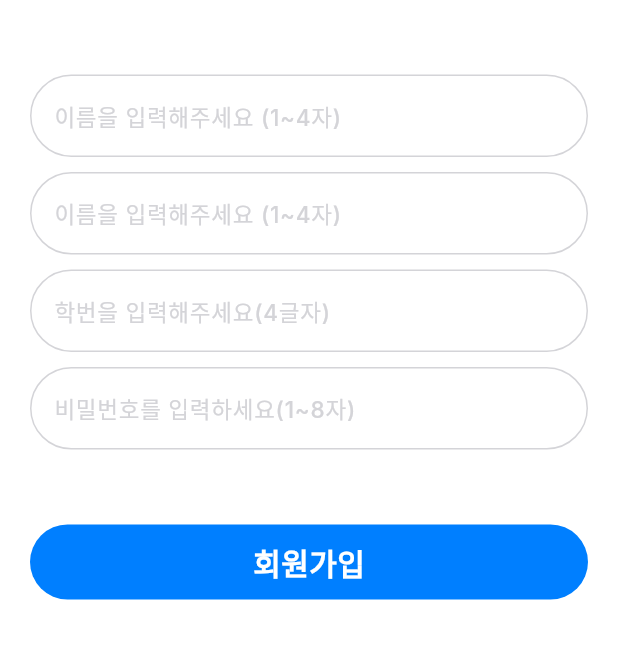
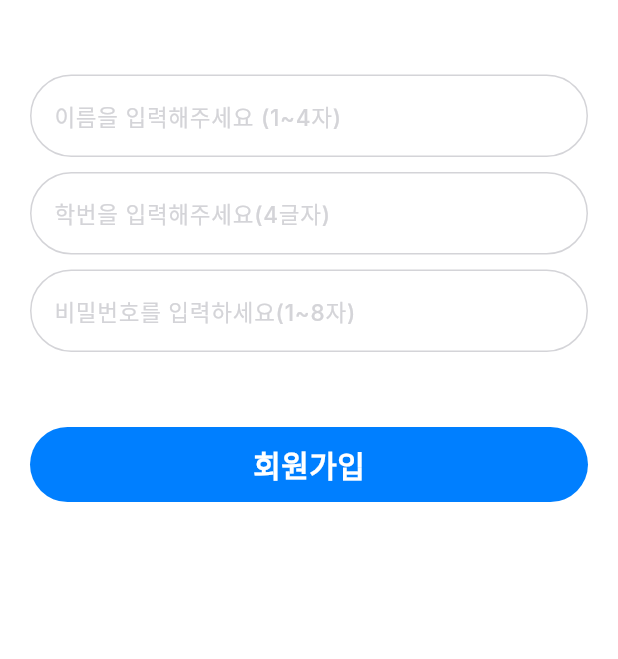
Before and after one commit to nonamed-plyma/Plyma_Flutter, a Flutter app: the JoinScreen screen opened directly, on a phone screen of 412 x 824 dp, the part 398-1057 px from its top. Run offline on Flutter 3.47's test engine with Material 3 defaults, Android fonts, the phone set to English and light mode, and no system bars.

Commit message:
♻️ :: [#9] 회원가입, 로그인 수정

```diff
--- a/lib/view/join.dart
+++ b/lib/view/join_screen.dart
@@ -2,18 +2,6 @@ import 'package:flutter/material.dart';
 import 'package:plyma/common/component/plyma_button.dart';
 import 'package:plyma/common/component/plyma_login.dart';
 import 'package:plyma/common/const/plyma_colors.dart';
-
-class MyApp extends StatelessWidget {
-  const MyApp({super.key});
-
-  @override
-  Widget build(BuildContext context) {
-    return const MaterialApp(
-      debugShowCheckedModeBanner: false,
-      home: JoinScreen(),
-    );
-  }
-}
 
 class JoinScreen extends StatelessWidget {
   const JoinScreen({super.key});
@@ -50,8 +38,6 @@ class JoinScreen extends StatelessWidget {
                       const SizedBox(height: 50),
                       const CustomTextField(hintText: '이름을 입력해주세요 (1~4자)'),
                       const SizedBox(height: 10),
-                      const CustomTextField(hintText: '이름을 입력해주세요 (1~4자)'),
-                      const SizedBox(height: 10),
                       const CustomTextField(hintText: '학번을 입력해주세요(4글자)'),
                       const SizedBox(height: 10),
                       const CustomTextField(hintText: '비밀번호를 입력하세요(1~8자)'),
--- a/lib/view/teacher_login.dart
+++ b/lib/view/login_screen.dart
@@ -3,20 +3,8 @@ import 'package:plyma/common/component/plyma_button.dart';
 import 'package:plyma/common/component/plyma_login.dart';
 import 'package:plyma/common/const/plyma_colors.dart';
 
-class MyApp extends StatelessWidget {
-  const MyApp({super.key});
-
-  @override
-  Widget build(BuildContext context) {
-    return const MaterialApp(
-      debugShowCheckedModeBanner: false,
-      home: TeacherLoginScreen(),
-    );
-  }
-}
-
-class TeacherLoginScreen extends StatelessWidget {
-  const TeacherLoginScreen({
+class LoginScreen extends StatelessWidget {
+  const LoginScreen({
     super.key,
   });
 
@@ -50,7 +38,7 @@ class TeacherLoginScreen extends StatelessWidget {
                       width: 71,
                     ),
                     const SizedBox(height: 50),
-                    const CustomTextField(hintText: '이름을 입력해주세요 (1~4자)'),
+                    const CustomTextField(hintText: '학번을 입력해주세요 (4글자)'),
                     const SizedBox(height: 10),
                     const CustomTextField(hintText: '비밀번호를 입력하세요 (4~18자)'),
                     const SizedBox(height: 40),
--- a/lib/view/teacher_join.dart
+++ b/lib/view/teacher_join_screen.dart
@@ -2,18 +2,6 @@ import 'package:flutter/material.dart';
 import 'package:plyma/common/component/plyma_button.dart';
 import 'package:plyma/common/component/plyma_login.dart';
 import 'package:plyma/common/const/plyma_colors.dart';
-
-class MyApp extends StatelessWidget {
-  const MyApp({super.key});
-
-  @override
-  Widget build(BuildContext context) {
-    return const MaterialApp(
-      debugShowCheckedModeBanner: false,
-      home: TeacherJoinScreen(),
-    );
-  }
-}
 
 class TeacherJoinScreen extends StatelessWidget {
   const TeacherJoinScreen({super.key});
--- a/lib/view/login.dart
+++ b/lib/view/teacher_login_screen.dart
@@ -3,20 +3,8 @@ import 'package:plyma/common/component/plyma_button.dart';
 import 'package:plyma/common/component/plyma_login.dart';
 import 'package:plyma/common/const/plyma_colors.dart';
 
-class MyApp extends StatelessWidget {
-  const MyApp({super.key});
-
-  @override
-  Widget build(BuildContext context) {
-    return const MaterialApp(
-      debugShowCheckedModeBanner: false,
-      home: LoginScreen(),
-    );
-  }
-}
-
-class LoginScreen extends StatelessWidget {
-  const LoginScreen({
+class TeacherLoginScreen extends StatelessWidget {
+  const TeacherLoginScreen({
     super.key,
   });
 
@@ -50,7 +38,7 @@ class LoginScreen extends StatelessWidget {
                       width: 71,
                     ),
                     const SizedBox(height: 50),
-                    const CustomTextField(hintText: '학번을 입력해주세요 (4글자)'),
+                    const CustomTextField(hintText: '이름을 입력해주세요 (1~4자)'),
                     const SizedBox(height: 10),
                     const CustomTextField(hintText: '비밀번호를 입력하세요 (4~18자)'),
                     const SizedBox(height: 40),
```
